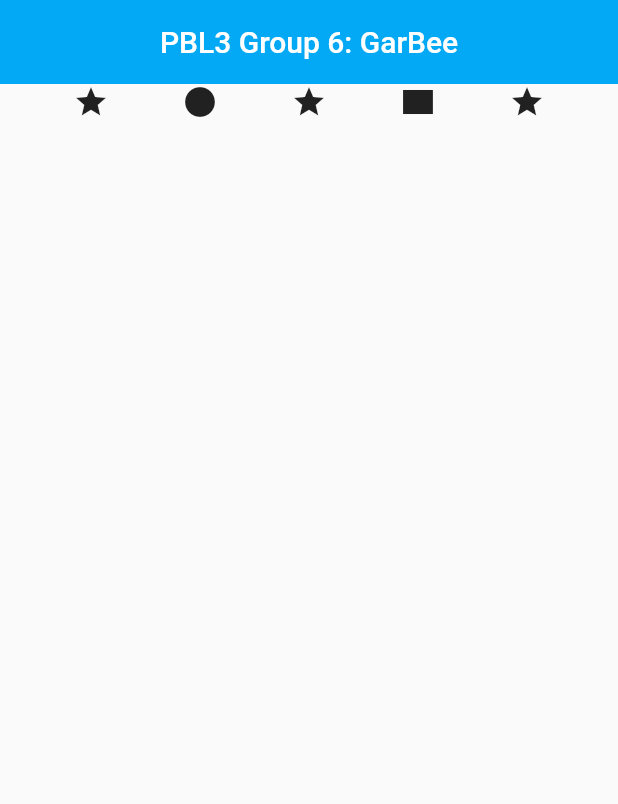
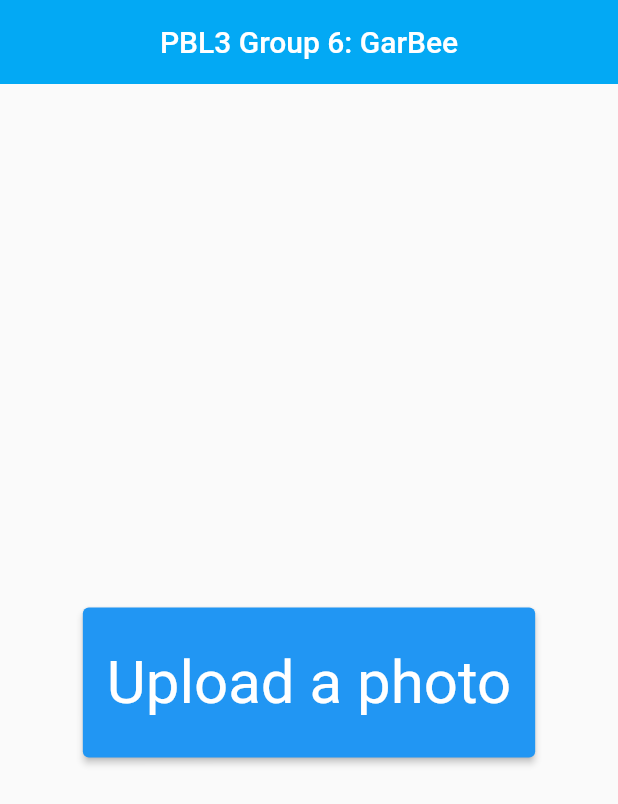
Before and after one commit to labykim/pbl3-garbee, a Flutter app: the screen it shows after launch, on a phone screen of 412 x 824 dp. Shown: the top 804 px of the screen. Run offline on Flutter 3.47's test engine with Material 2 defaults, Android fonts, the phone set to English and light mode, and no system bars; our stand-ins replace image_picker.

Commit message:
Add a button to upload a photo

```diff
--- a/lib/main.dart
+++ b/lib/main.dart
@@ -1,12 +1,14 @@
 import 'package:flutter/material.dart';
+import 'package:image_picker/image_picker.dart';
+import 'dart:io';
 
 void main() {
   runApp(const MyApp());
 }
 
 class MyApp extends StatelessWidget {
+  const MyApp({Key? key}) : super(key: key);
 
-  const MyApp({Key? key}) : super(key: key);
   @override
   Widget build(BuildContext context) {
 
@@ -20,16 +22,7 @@ class MyApp extends StatelessWidget {
           centerTitle: true,
         ),
 
-        body: Row(
-          mainAxisAlignment: MainAxisAlignment.spaceEvenly,
-          children: [
-            Icon(Icons.star),
-            Icon(Icons.circle),
-            Icon(Icons.star),
-            Icon(Icons.rectangle),
-            Icon(Icons.star)
-          ],
-        ),
+        body: const MyStatefulWidget(),
 
         bottomNavigationBar: BottomAppBar(
 
@@ -38,3 +31,44 @@ class MyApp extends StatelessWidget {
     );
   }
 }
+
+class MyStatefulWidget extends StatefulWidget {
+  const MyStatefulWidget({Key? key}) : super(key: key);
+
+  @override
+  State<MyStatefulWidget> createState() => _MyStatefulWidgetState();
+}
+
+class _MyStatefulWidgetState extends State<MyStatefulWidget> {
+
+  var userImage;
+
+  @override
+  Widget build(BuildContext context) {
+    final ButtonStyle style = ElevatedButton.styleFrom(
+        textStyle: const TextStyle(fontSize: 40),
+        minimumSize: Size(200, 100));
+
+    return Center(
+      child: Column(
+        mainAxisSize: MainAxisSize.min,
+        children: <Widget>[
+          const SizedBox(height: 30),
+          ElevatedButton(
+            style: style,
+            onPressed: () async {
+              var picker = ImagePicker();
+              var image = await picker.pickImage(source: ImageSource.gallery);
+              if(image !=null){
+                setState(() {
+                userImage = File(image.path);
+                });
+              }
+            },
+            child: const Text('Upload a photo'),
+          ),
+        ],
+      ),
+    );
+  }
+}
--- a/pubspec.yaml
+++ b/pubspec.yaml
@@ -29,6 +29,8 @@ environment:
 dependencies:
   flutter:
     sdk: flutter
+  http:             #Artie_220614: Line 32, 33 added
+  image_picker:
 
 
   # The following adds the Cupertino Icons font to your application.
```
Also changed, not shown: pubspec.lock, 2 other files.
